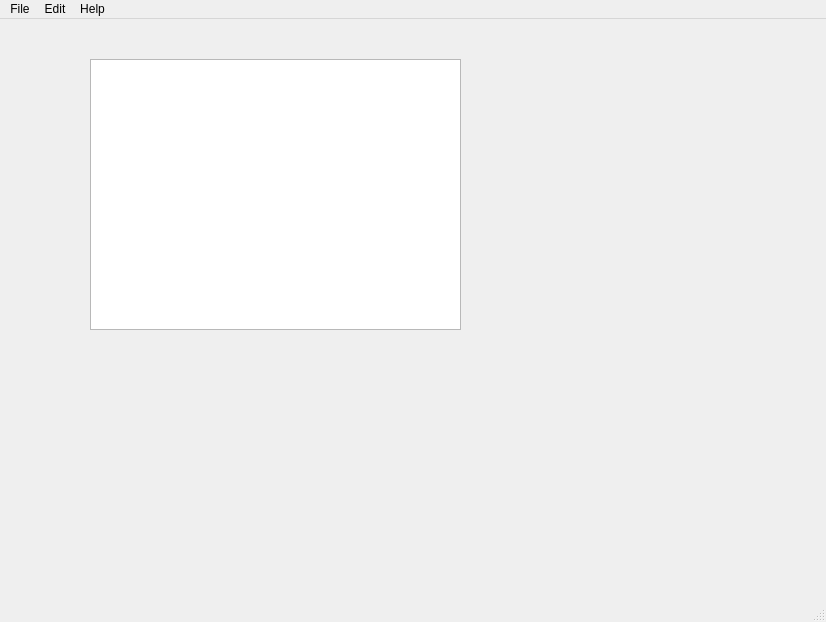
Necktschnagge/tobor-games, file src/mainwindow.ui: the form before one commit.
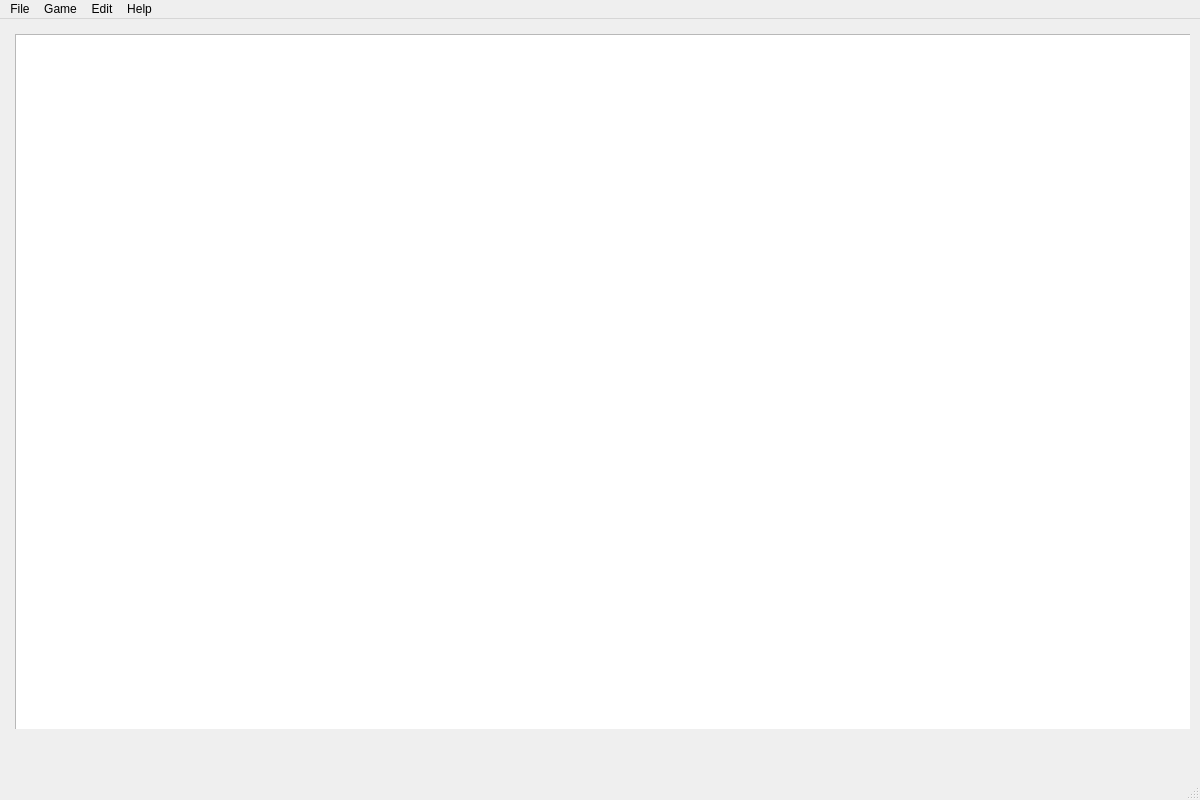
The form after the commit.

Commit message: QMainMenu buttons New Game and Stop Game

Diff of the .ui file:
```diff
--- a/src/mainwindow.ui
+++ b/src/mainwindow.ui
@@ -6,8 +6,8 @@
    <rect>
     <x>0</x>
     <y>0</y>
-    <width>826</width>
-    <height>622</height>
+        <width>1200</width>
+        <height>800</height>
    </rect>
   </property>
   <property name="windowTitle">
@@ -17,10 +17,10 @@
    <widget class="QWidget" name="horizontalLayoutWidget">
     <property name="geometry">
      <rect>
-      <x>20</x>
-      <y>20</y>
-      <width>751</width>
-      <height>521</height>
+            <x>10</x>
+            <y>10</y>
+            <width>1180</width>
+            <height>700</height>
      </rect>
     </property>
     <layout class="QHBoxLayout" name="horizontalLayout">
@@ -29,10 +29,10 @@
        <widget class="QGraphicsView" name="graphicsView">
         <property name="geometry">
          <rect>
-          <x>70</x>
-          <y>20</y>
-          <width>371</width>
-          <height>271</height>
+                    <x>5</x>
+                    <y>5</y>
+                    <width>1180</width>
+                    <height>700</height>
          </rect>
         </property>
        </widget>
@@ -56,6 +56,13 @@
     </property>
     <addaction name="actionshowSVG"/>
    </widget>
+      <widget class="QMenu" name="menuGame">
+        <property name="title">
+          <string>Game</string>
+        </property>
+        <addaction name="actionNewGame"/>
+        <addaction name="actionStopGame"/>
+      </widget>
    <widget class="QMenu" name="menuEdit">
     <property name="title">
      <string>Edit</string>
@@ -68,6 +75,7 @@
     <addaction name="actionAbout"/>
    </widget>
    <addaction name="menuFile"/>
+      <addaction name="menuGame"/>
    <addaction name="menuEdit"/>
    <addaction name="menuHelp"/>
   </widget>
```
Left out of the diff: 18 changed lines with no effect on the pictures. Lines whose indentation alone changed are shown as unchanged. The commit also changes 4 other files.
